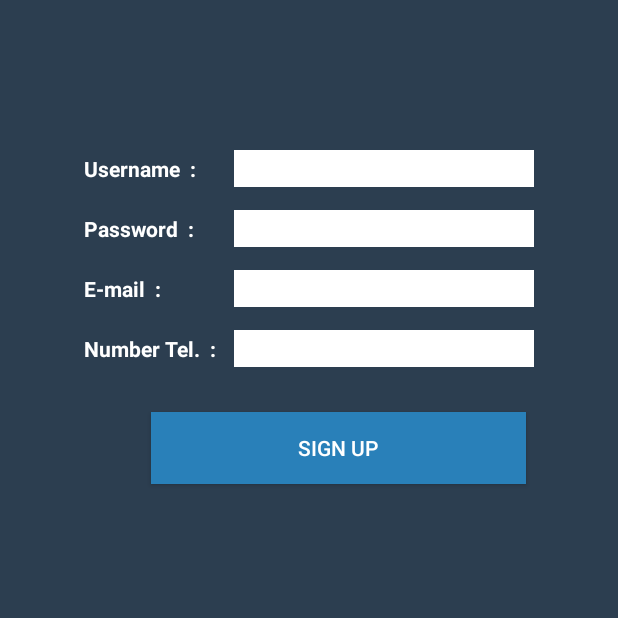
After one commit to tasanapol/News, an Android app: the RegisterActivity screen opened directly, with no data from a screen before it, on a phone screen of 412 x 824 dp, the top half of it. The commit adds this screen. Run offline under Robolectric (Android 15) with nearby library versions, the phone set to English and light mode, and no system bars; our stand-ins replace Firebase (no records; nobody signed in at launch, a user with empty details on screens opened directly).

Commit message:
Save Project 3 april 2017 Sign Up / FirebaseAuthentication

```diff
--- a/app/src/main/AndroidManifest.xml
+++ b/app/src/main/AndroidManifest.xml
@@ -22,9 +22,8 @@
 
                 <category android:name="android.intent.category.LAUNCHER" />
             </intent-filter>
-
         </activity>
-        <activity android:name=".ChoosedActivity"/>
+        <activity android:name=".ChoosedActivity" />
         //ครอปภาพ
         <activity
             android:name="com.theartofdev.edmodo.cropper.CropImageActivity"
@@ -64,7 +63,8 @@
             android:windowSoftInputMode="stateHidden|adjustResize" /> <!-- ซ่อนคีย์บอร์ด -->
 
         <activity android:name=".SingleAudioBookActivity" />
-
+        <activity android:name=".RegisterActivity" />
+        <activity android:name=".LogInActivity"></activity>
     </application>
 
 </manifest>
--- /dev/null
+++ b/app/src/main/java/com/example/art_cs19/news/RegisterActivity.java
@@ -0,0 +1,114 @@
+package com.example.art_cs19.news;
+
+import android.app.Dialog;
+import android.app.ProgressDialog;
+import android.content.DialogInterface;
+import android.content.Intent;
+import android.support.annotation.NonNull;
+import android.support.v7.app.AlertDialog;
+import android.support.v7.app.AppCompatActivity;
+import android.os.Bundle;
+import android.util.Log;
+import android.view.View;
+import android.widget.Button;
+import android.widget.EditText;
+import android.widget.Toast;
+
+import com.google.android.gms.tasks.OnCompleteListener;
+import com.google.android.gms.tasks.Task;
+import com.google.firebase.auth.AuthResult;
+import com.google.firebase.auth.FirebaseAuth;
+import com.google.firebase.database.DatabaseReference;
+import com.google.firebase.database.FirebaseDatabase;
+
+public class RegisterActivity extends AppCompatActivity {
+
+    private EditText edtUsername, edtPassword, edtEmail, edtTelephone;
+    private Button btnSignUp;
+    private FirebaseAuth mAuth;
+    private FirebaseAuth.AuthStateListener mAuthListener;
+    private ProgressDialog mProgress;
+    private DatabaseReference mDatabase;
+
+    @Override
+    protected void onCreate(Bundle savedInstanceState) {
+        super.onCreate(savedInstanceState);
+        setContentView(R.layout.activity_register);
+        edtUsername = (EditText) findViewById(R.id.edtUsername);
+        edtPassword = (EditText) findViewById(R.id.edtPassword);
+        edtEmail = (EditText) findViewById(R.id.edtEmail);
+        edtTelephone = (EditText) findViewById(R.id.edtTelephone);
+
+        btnSignUp = (Button) findViewById(R.id.btnSignUp);
+
+        mAuth = FirebaseAuth.getInstance();
+        mDatabase = FirebaseDatabase.getInstance().getReference().child("User");
+        mProgress = new ProgressDialog(this);
+
+
+        btnSignUp.setOnClickListener(new View.OnClickListener() {
+            @Override
+            public void onClick(View v) {
+                startRegister();
+            }
+        });
+
+    }
+
+    private void startRegister() {
+        final String username = edtUsername.getText().toString().trim();
+        final String password = edtPassword.getText().toString().trim();
+        final String email = edtEmail.getText().toString().trim();
+        String Telephone = edtTelephone.getText().toString().trim();
+
+
+
+        if (!username.equals("") && !password.equals("") && !email.equals("")) {
+            mProgress.setMessage("กำลังบันทึก...");
+            mProgress.show();
+            mAuth.createUserWithEmailAndPassword(email, password).addOnCompleteListener(new OnCompleteListener<AuthResult>() {
+                @Override
+                public void onComplete(@NonNull Task<AuthResult> task) {
+                    if (task.isSuccessful()) {
+                        String user_id = mAuth.getCurrentUser().getUid();
+                        DatabaseReference current_user_db = mDatabase.child(user_id);
+                        current_user_db.child("name").setValue(username);
+                        current_user_db.child("image").setValue("default");
+
+                        mProgress.dismiss();
+
+                        Intent intent = new Intent(RegisterActivity.this, AudioBookMainActivity.class);
+                        intent.addFlags(Intent.FLAG_ACTIVITY_CLEAR_TOP);
+                        startActivity(intent);
+
+                    }else {
+
+                        new AlertDialog.Builder(RegisterActivity.this)
+                                .setTitle("กรุณากรอกอีเมลล์ที่ถูกต้อง")
+                                .setPositiveButton("ตกลง", new DialogInterface.OnClickListener() {
+                                    @Override
+                                    public void onClick(DialogInterface dialog, int which) {
+                                        edtEmail.requestFocus();
+                                    }
+                                }).setNegativeButton("ไม่", null).show();
+                        mProgress.dismiss();
+
+                    }
+
+                }
+            });
+        } else {
+            new AlertDialog.Builder(RegisterActivity.this)
+                    .setTitle("กรอกข้อมูลผิดพลาด")
+                    .setMessage("กรุณากรอกข้อมูลให้ครบ")
+                    .setPositiveButton("ใช่", new DialogInterface.OnClickListener() {
+                        @Override
+                        public void onClick(DialogInterface dialog, int which) {
+
+                        }
+                    })
+                    .setNegativeButton("ไม่", null).show();
+        }
+    }
+
+}
--- /dev/null
+++ b/app/src/main/res/layout/activity_register.xml
@@ -0,0 +1,127 @@
+<?xml version="1.0" encoding="utf-8"?>
+<LinearLayout xmlns:android="http://schemas.android.com/apk/res/android"
+    xmlns:app="http://schemas.android.com/apk/res-auto"
+    xmlns:float="http://schemas.android.com/apk/res-auto"
+    xmlns:tools="http://schemas.android.com/tools"
+    android:layout_width="match_parent"
+    android:layout_height="match_parent"
+    android:background="@color/fbutton_color_midnight_blue"
+    android:orientation="vertical"
+    tools:context=".RegisterActivity">
+
+
+    <LinearLayout
+        android:layout_width="wrap_content"
+        android:layout_height="wrap_content"
+        android:layout_gravity="center"
+        android:layout_marginTop="100dp"
+        android:orientation="vertical">
+
+
+        <LinearLayout
+            android:layout_width="match_parent"
+            android:layout_height="wrap_content"
+            android:gravity="center"
+            android:orientation="horizontal">
+
+            <TextView
+                android:layout_width="100dp"
+                android:layout_height="wrap_content"
+                android:text="Username  :"
+                android:textColor="#FFFFFF"
+                android:textStyle="bold" />
+
+            <EditText
+                android:id="@+id/edtUsername"
+                android:layout_width="200dp"
+                android:layout_height="wrap_content"
+                android:background="#FFFFFF"
+                android:ems="10"
+                android:inputType="textPersonName" />
+        </LinearLayout>
+
+        <LinearLayout
+            android:layout_width="match_parent"
+            android:layout_height="wrap_content"
+            android:layout_marginTop="15dp"
+            android:gravity="center"
+            android:orientation="horizontal">
+
+            <TextView
+                android:layout_width="100dp"
+                android:layout_height="wrap_content"
+                android:text="Password  :"
+                android:textColor="#FFFFFF"
+                android:textStyle="bold" />
+
+            <EditText
+                android:id="@+id/edtPassword"
+                android:layout_width="200dp"
+                android:layout_height="wrap_content"
+                android:background="#FFFFFF"
+                android:ems="10"
+                android:inputType="textPassword" />
+        </LinearLayout>
+
+        <LinearLayout
+            android:layout_width="match_parent"
+            android:layout_height="wrap_content"
+            android:layout_marginTop="15dp"
+            android:gravity="center"
+            android:orientation="horizontal">
+
+            <TextView
+                android:layout_width="100dp"
+                android:layout_height="wrap_content"
+                android:text="E-mail  :"
+                android:textColor="#FFFFFF"
+                android:textStyle="bold" />
+
+            <EditText
+                android:id="@+id/edtEmail"
+                android:layout_width="200dp"
+                android:layout_height="wrap_content"
+                android:background="#FFFFFF"
+                android:ems="10"
+                android:inputType="textEmailAddress" />
+        </LinearLayout>
+        <LinearLayout
+            android:layout_width="match_parent"
+            android:layout_height="wrap_content"
+            android:layout_marginTop="15dp"
+            android:gravity="center"
+            android:orientation="horizontal">
+
+            <TextView
+                android:layout_width="100dp"
+                android:layout_height="wrap_content"
+                android:text="Number Tel.  :"
+                android:textColor="#FFFFFF"
+                android:textStyle="bold" />
+
+            <EditText
+                android:id="@+id/edtTelephone"
+                android:layout_width="200dp"
+                android:layout_height="wrap_content"
+                android:background="#FFFFFF"
+                android:ems="10"
+                android:inputType="number" />
+        </LinearLayout>
+
+    </LinearLayout>
+
+    <Button
+        android:id="@+id/btnSignUp"
+        android:layout_width="250dp"
+        android:layout_height="wrap_content"
+        android:layout_gravity="center"
+        android:layout_marginLeft="20dp"
+        android:layout_marginTop="30dp"
+        android:background="@color/fbutton_color_belize_hole"
+        android:gravity="center"
+        android:text="Sign Up"
+        android:textColor="#FFFFFF" />
+
+
+
+</LinearLayout>
--- a/app/src/main/res/menu/main_menu.xml
+++ b/app/src/main/res/menu/main_menu.xml
@@ -5,4 +5,8 @@
         android:icon="@mipmap/ic_add_white_24dp"
         android:title="ADD Post"
         app:showAsAction ="always"/>
+
+    <item android:id="@+id/action_logout"
+        android:title="Log-Out"
+        app:showAsAction ="never"/>
 </menu>
```
Also changed, not shown: app/build.gradle (+3 -4 lines), app/src/main/java/com/example/art_cs19/news/AudioBookMainActivity.java (+36 -2 lines), app/src/main/java/com/example/art_cs19/news/LogInActivity.java (added, +44 -0 lines), app/src/main/java/com/example/art_cs19/news/PostAudioBookActivity.java (+35 -0 lines), app/src/main/res/layout/activity_log_in.xml (added, +88 -0 lines).
